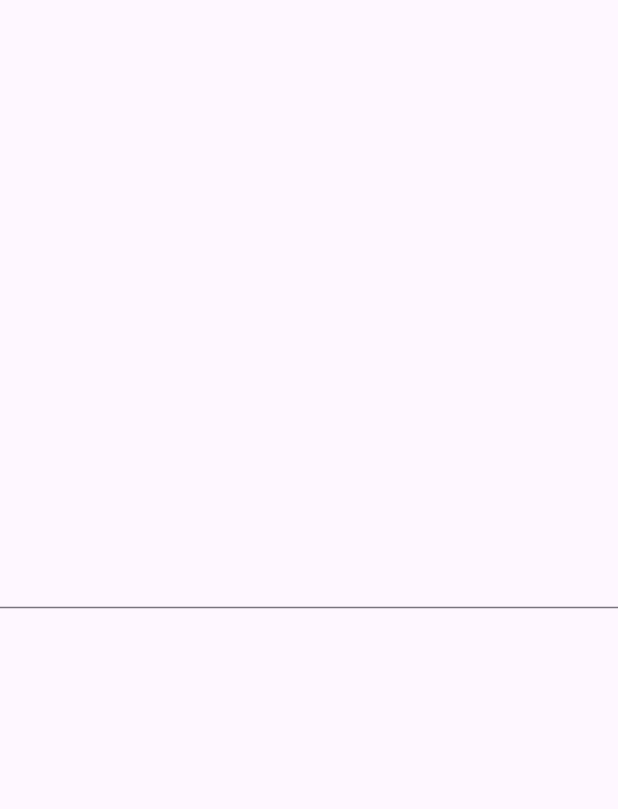
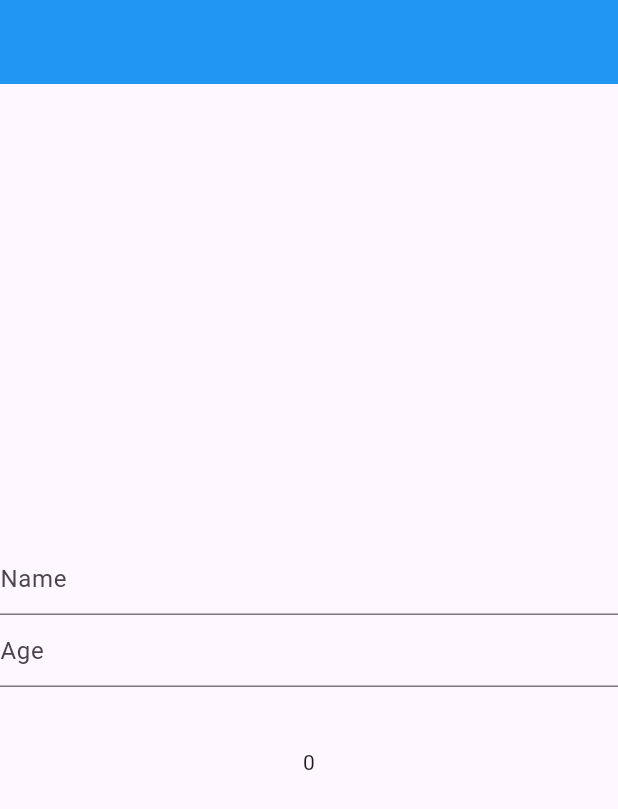
Before and after one commit to OnoPUNPUN/riverpod_learning, a Flutter app: the screen it shows after launch, on a phone screen of 412 x 824 dp. Shown: the top 809 px of the screen. Run offline on Flutter 3.47's test engine with Material 3 defaults, Android fonts, the phone set to English and light mode, and no system bars; our stand-ins replace flutter_riverpod.

Commit message:
Update the code

```diff
--- a/lib/home_screen.dart
+++ b/lib/home_screen.dart
@@ -1,6 +1,7 @@
 import 'package:flutter/material.dart';
 import 'package:flutter_riverpod/flutter_riverpod.dart';
 import 'package:river_pod_learning/main.dart';
+import 'package:river_pod_learning/user_data.dart';
 
 /*--------------This is for StateFull Widget/Screen-------------------*/
 // class HomeScreen extends ConsumerStatefulWidget {
@@ -30,23 +31,44 @@ class HomeScreen extends ConsumerWidget {
   const HomeScreen({super.key});
 
   void onSubmitted(String name, WidgetRef ref) {
-    ref.read(changeNameProvider.notifier).update((state) => name); // This will update the value dynamically
+    //ref.read(changeNameProvider.notifier).update((state) => name); // This will update the value dynamically
+      ref.read(userProvider.notifier).updateName(name);
+  }
+
+  void onSubmittedAge(String age, WidgetRef ref) {
+    ref.read(userProvider.notifier).updateAge(int.parse(age));
   }
 
   @override
   Widget build(BuildContext context, WidgetRef ref) {
+    final user = ref.watch(userProvider); // Now This will rerun the app whenever a data change if name change it will rerun
+    /* This will rerun for only singel value from class Means we can change only one value from the class*/
+    final userSelect = ref.watch(userProvider.select((value) => value.name));
     final name = ref.watch(nameProvider); // this will continuously check if there anything change
     final nameRead = ref.read(nameProvider); // this is one time it will check one time and stop
     final changName = ref.watch(changeNameProvider) ?? '';
     return Scaffold(
+      appBar: AppBar(
+        title: Text(user.name),
+        backgroundColor: Colors.blue,
+      ),
       body: Column(
         mainAxisAlignment: MainAxisAlignment.center,
         children: [
           TextField(
+            decoration: InputDecoration(
+              hintText: 'Name'
+            ),
             onSubmitted: (value) => onSubmitted(value, ref)
           ),
+          TextField(
+            decoration: InputDecoration(
+              hintText: 'Age'
+            ),
+              onSubmitted: (value) => onSubmittedAge(value, ref)
+          ),
           const SizedBox(height: 40,),
-          Text(changName),
+          Text(user.age.toString()),
         ],
       ),
     );
--- a/lib/main.dart
+++ b/lib/main.dart
@@ -1,10 +1,22 @@
 import 'package:flutter/material.dart';
 import 'package:flutter_riverpod/flutter_riverpod.dart';
 import 'package:river_pod_learning/home_screen.dart';
+import 'package:river_pod_learning/user_data.dart';
 
 /*If I want to change  the value the value won't change if I use Provider*/
-final nameProvider = Provider<String>((ref) => "You can't change me");
-final changeNameProvider = StateProvider<String?>((ref) => null);
+final nameProvider = Provider<String>(
+  (ref) => "You can't change me",
+); // Provider
+/*But this will just update simple Data types value like string int etc but can't update complex
+* one's like map etc*/
+final changeNameProvider = StateProvider<String?>(
+  (ref) => null,
+); // State Provider
+
+/*This is from user class It will dynamically change any types of values*/
+final userProvider = StateNotifierProvider<UserNotifier, User>(
+  (ref) => UserNotifier(),
+);
 
 void main() {
   runApp(const ProviderScope(child: MyApp()));
@@ -15,9 +27,6 @@ class MyApp extends StatelessWidget {
 
   @override
   Widget build(BuildContext context) {
-    return MaterialApp(
-      debugShowCheckedModeBanner: false,
-      home: HomeScreen(),
-    );
+    return MaterialApp(debugShowCheckedModeBanner: false, home: HomeScreen());
   }
 }
--- /dev/null
+++ b/lib/user_data.dart
@@ -0,0 +1,26 @@
+import 'package:flutter_riverpod/flutter_riverpod.dart';
+
+class User {
+  final String name;
+  final int age;
+
+  User({required this.name, required this.age});
+
+  // Created By Dart Data generator Plugins
+  User copyWith({String? name, int? age}) {
+    return User(name: name ?? this.name, age: age ?? this.age);
+  }
+}
+
+class UserNotifier extends StateNotifier<User> {
+  // This will let use update big things
+  UserNotifier() : super(User(name: '', age: 0));
+
+  void updateName(String newName) {
+    state = state.copyWith(name: newName);
+  }
+
+  void updateAge(int newAge) {
+    state = state.copyWith(age: newAge);
+  }
+}
```
